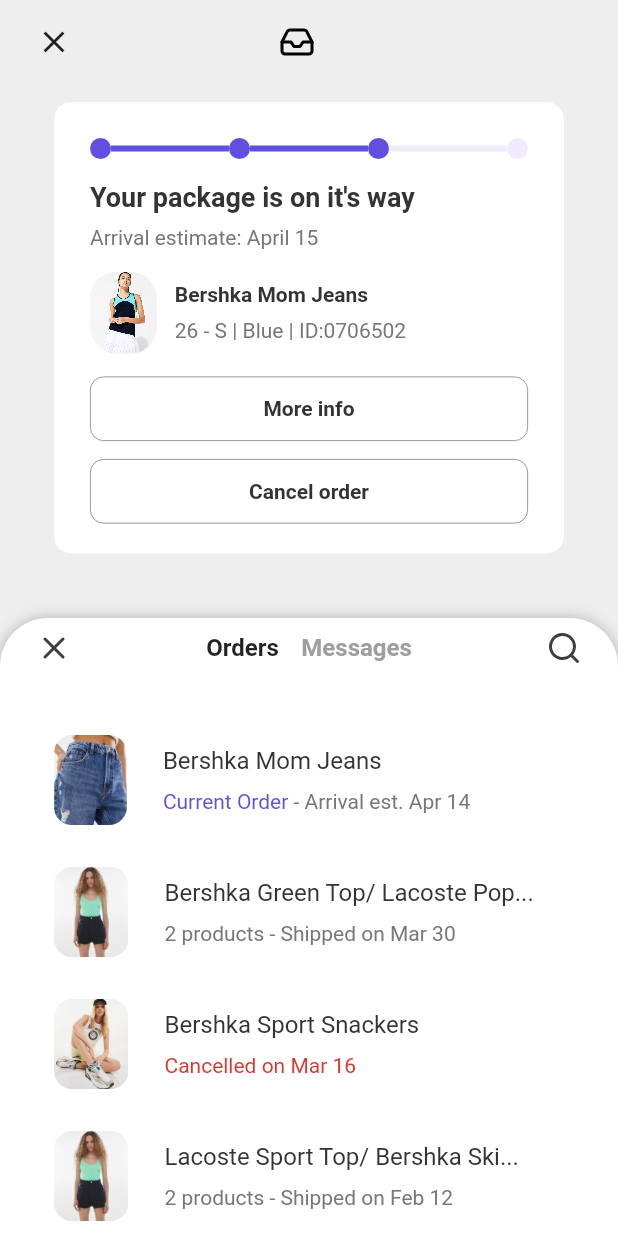
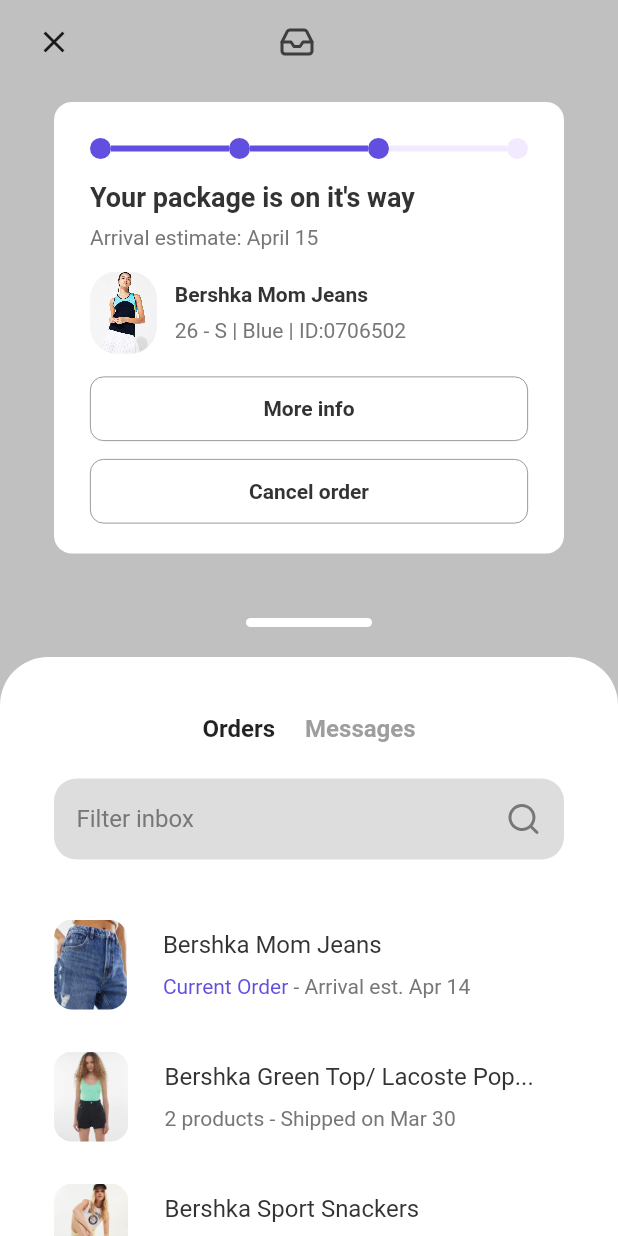
Before and after one commit to CamenRyder/Ecommerce_UI, a Flutter app: the CartTrackingScreen screen opened by its route, on a phone screen of 412 x 824 dp. Run offline on Flutter 3.47's test engine with Material 3 defaults, Android fonts, the phone set to English and light mode, and no system bars; drawn by our look-alikes of sliding_up_panel; our stand-ins replace cached_network_image, flutter_screenutil, flutter_spinkit, flutter_svg, get, glass; missing offline and left inert: hidable, scrolls_to_top.

Commit message:
update controller
handle. logic UI when expand panel

```diff
--- a/ecommerce_brand/lib/core/utils/theme/assets.gen.dart
+++ b/ecommerce_brand/lib/core/utils/theme/assets.gen.dart
@@ -56,6 +56,10 @@
   /// File path: assets/icons/ic_research.svg
   static const SvgGenImage iconsIcResearch =
       SvgGenImage('assets/icons/ic_research.svg');
+
+  /// File path: assets/icons/ic_ruler_rack.svg
+  static const SvgGenImage iconsIcRulerRack =
+      SvgGenImage('assets/icons/ic_ruler_rack.svg');
 
   /// File path: assets/icons/ic_setting.svg
   static const SvgGenImage iconsIcSetting =
@@ -165,6 +169,7 @@
         iconsIcMoreDots,
         iconsIcProfile,
         iconsIcResearch,
+        iconsIcRulerRack,
         iconsIcSetting,
         iconsIcSwipeHint,
         iconsIcTag,
--- a/ecommerce_brand/lib/core/utils/theme/colors.dart
+++ b/ecommerce_brand/lib/core/utils/theme/colors.dart
@@ -5,10 +5,11 @@
   static const primaryDecoration = Color.fromARGB(81, 215, 192, 255);
 
   static const backgroundWhite = Color(0xffFFFFFF);
-  static const backgroundWhiteBlur = Color.fromARGB(255, 238, 238, 238);
+  static const backgroundWhiteBlur = Color.fromARGB(255, 192, 192, 192);
   static const backgroundPrimary = Color.fromARGB(255, 130, 30, 155);
   static const background = Color(0xffFFFFFF);
   static const textGrey = Color(0xFF757779);
+  static const grey75 = Color.fromARGB(255, 216, 217, 217);
   static const text = Color(0xff1F2024);
   static const textLight = Color.fromARGB(255, 249, 249, 249);
   static const textPrimary = Color.fromARGB(255, 127, 213, 150);
--- /dev/null
+++ b/ecommerce_brand/lib/domain/controller/cart_tracking_controller.dart
@@ -0,0 +1,5 @@
+import 'package:get/get.dart';
+
+class CartTrackingController extends GetxController {
+  RxBool isExpand = false.obs;
+}
--- a/ecommerce_brand/lib/domain/mock/mock_product.dart
+++ b/ecommerce_brand/lib/domain/mock/mock_product.dart
@@ -90,7 +90,7 @@
           ),
         )),
     CartTrackingProductModel(
-        image: Assets.imagesMockCartProductImage02,
+        image: Assets.imagesMockImage01,
         title: "Lacoste Sport Top/ Bershka Ski...",
         status: RichText(
           text: const TextSpan(
@@ -117,7 +117,7 @@
           ),
         )),
     CartTrackingProductModel(
-        image: Assets.imagesMockImage01,
+        image: Assets.imagesMockImage08,
         title: "Bershka White Coat",
         status: RichText(
           text: const TextSpan(
--- a/ecommerce_brand/lib/screens/cart tracking/screens/cart_tracking_screen.dart
+++ b/ecommerce_brand/lib/screens/cart tracking/screens/cart_tracking_screen.dart
@@ -1,15 +1,11 @@
-import 'package:ecommerce_brand/core/utils/constant/string_utils.dart';
-import 'package:ecommerce_brand/core/utils/theme/assets.gen.dart';
 import 'package:ecommerce_brand/core/utils/theme/colors.dart';
 import 'package:ecommerce_brand/core/utils/theme/styles.dart';
-import 'package:ecommerce_brand/core/utils/theme/typograhpy.dart';
-import 'package:ecommerce_brand/core/utils/widgets/imageAssetsCustom.dart';
-import 'package:ecommerce_brand/domain/mock/mock_product.dart';
-import 'package:ecommerce_brand/screens/cart%20tracking/widgets/info_current_package_widget.dart';
-import 'package:flutter/cupertino.dart';
+import 'package:ecommerce_brand/domain/controller/cart_tracking_controller.dart';
+import 'package:ecommerce_brand/screens/cart%20tracking/widgets/body_widget.dart';
+import 'package:ecommerce_brand/screens/cart%20tracking/widgets/panel_widget.dart';
 import 'package:flutter/material.dart';
-import 'package:flutter/widgets.dart';
 import 'package:get/get.dart';
+import 'package:get/get_core/src/get_main.dart';
 import 'package:sliding_up_panel/sliding_up_panel.dart';
 
 class CartTrackingScreen extends StatefulWidget {
@@ -22,160 +18,30 @@
 }
 
 class _CartTrackingScreen extends State<CartTrackingScreen> {
+  final controller = Get.put(CartTrackingController());
   @override
   Widget build(BuildContext context) {
     return Scaffold(
       backgroundColor: AppColors.backgroundWhiteBlur,
-      body: SlidingUpPanel(
-        minHeight: MediaQuery.sizeOf(context).height / 2,
-        maxHeight: MediaQuery.sizeOf(context).height,
-        borderRadius: AppStyles.borderRadiusPanel,
-        panel: SafeArea(
-          child: Container(
-            padding: const EdgeInsets.symmetric(
-                horizontal: Constant.paddingHorizontal,
-                vertical: Constant.paddingVertical),
-            child: Column(
-              children: [
-                Row(
-                  children: [
-                    // Icon(Icons.close),
-                    Assets.iconsIcClose.svg(),
-                    Expanded(child: Container()),
-                    const Text(
-                      "Orders",
-                      style: AppTypography.bodyBold,
-                    ),
-                    const SizedBox(
-                      width: 15,
-                    ),
-                    const Text(
-                      "Messages",
-                      style: AppTypography.bodyBold50per,
-                    ),
-                    Expanded(child: Container()),
-                    Assets.iconsIcResearch.svg()
-                  ],
-                ),
-                Expanded(
-                  child: Container(
-                      margin: const EdgeInsets.only(top: 18, left: 12),
-                      child: ListView.builder(
-                        itemBuilder: (_, index) {
-                          return Container(
-                            margin: const EdgeInsets.only(top: 28),
-                            height: 60,
-                            child: Row(
-                              children: [
-                                Container(
-                                  margin: const EdgeInsets.only(right: 24),
-                                  child: CustomImage3(
-                                    radius: 12,
-                                    path: MockProduct
-                                        .listCartTrackingProduct[index]
-                                        .image
-                                        .path,
-                                  ),
-                                ),
-                                Column(
-                                  mainAxisAlignment: MainAxisAlignment.center,
-                                  crossAxisAlignment: CrossAxisAlignment.start,
-                                  children: [
-                                    Text(
-                                      MockProduct.listCartTrackingProduct[index]
-                                              .title ??
-                                          "Title",
-                                      style: AppTypography.bodyNormal16Black,
-                                    ),
-                                    const SizedBox(
-                                      height: 10,
-                                    ),
-                                    // Text(
-                                    //   "Current Order -  Arrival est. Apr 14",
-                                    //   style: AppTypography.bodyNormal,
-                                    // )
-                                    MockProduct
-                                        .listCartTrackingProduct[index].status
-                                  ],
-                                )
-                              ],
-                            ),
-                          );
-                        },
-                        itemCount: MockProduct.listCartTrackingProduct.length,
-                      )),
-                )
-              ],
-            ),
-          ),
-        ),
-        body: SafeArea(
-            child: Container(
-          padding: const EdgeInsets.symmetric(
-              horizontal: Constant.paddingHorizontal,
-              vertical: Constant.paddingVertical),
-          child: Column(
-            children: [
-              Row(
-                children: [
-                  GestureDetector(
-                    onTap: () {
-                      Get.back();
-                    },
-                    child: const Icon(Icons.close),
-                  ),
-                  Expanded(child: Container()),
-                  Assets.iconsIcFile.svg(color: Colors.black),
-                  Expanded(child: Container()),
-                  SizedBox(
-                    height: 40,
-                    width: 40,
-                    child: Container(),
-                  )
-                ],
-              ),
-              const InfoCurrentPackageWidget(),
-            ],
-          ),
-        )),
-      ),
+      body: Obx(() => SlidingUpPanel(
+            onPanelClosed: null,
+            onPanelSlide: (position) {
+              // print("Postsion: $position");
+              if (position > 0.99) {
+                controller.isExpand.value = true;
+              } else {
+                controller.isExpand.value = false;
+              }
+            },
+            boxShadow: null,
+            color:
+                controller.isExpand.value ? Colors.white : Colors.transparent,
+            minHeight: MediaQuery.sizeOf(context).height / 2,
+            maxHeight: MediaQuery.sizeOf(context).height,
+            borderRadius: AppStyles.borderRadiusPanel,
+            panel: PanelCartTrackingWidget(),
+            body: const BodyCartTrackingWidget(),
+          )),
     );
   }
 }
-
-/*
-
- Container(
-                        margin: const EdgeInsets.only(top: 28),
-                        height: 60,
-                        child: Row(
-                          children: [
-                            Container(
-                              margin: const EdgeInsets.only(right: 24),
-                              child: CustomImage3(
-                                radius: 12,
-                                path: Assets.imagesMockImage07.path,
-                              ),
-                            ),
-                            const Column(
-                              mainAxisAlignment: MainAxisAlignment.center,
-                              crossAxisAlignment: CrossAxisAlignment.start,
-                              children: [
-                                Text(
-                                  "Bershka Mom Jeans",
-                                  style: AppTypography.bodyNormal16Black,
-                                ),
-                                SizedBox(
-                                  height: 10,
-                                ),
-                                Text(
-                                  "Current Order -  Arrival est. Apr 14",
-                                  style: AppTypography.bodyNormal,
-                                )
-                              ],
-                            )
-                          ],
-                        ),
-                      ),
-
-*/
--- /dev/null
+++ b/ecommerce_brand/lib/screens/cart tracking/widgets/body_widget.dart
@@ -0,0 +1,42 @@
+import 'package:ecommerce_brand/core/utils/constant/string_utils.dart';
+import 'package:ecommerce_brand/core/utils/theme/assets.gen.dart';
+import 'package:ecommerce_brand/screens/cart%20tracking/widgets/info_current_package_widget.dart';
+import 'package:flutter/material.dart';
+import 'package:get/get.dart';
+
+class BodyCartTrackingWidget extends StatelessWidget {
+  const BodyCartTrackingWidget({super.key});
+
+  @override
+  Widget build(BuildContext context) {
+    return SafeArea(
+        child: Container(
+      padding: const EdgeInsets.symmetric(
+          horizontal: Constant.paddingHorizontal,
+          vertical: Constant.paddingVertical),
+      child: Column(
+        children: [
+          Row(
+            children: [
+              GestureDetector(
+                onTap: () {
+                  Get.back();
+                },
+                child: const Icon(Icons.close),
+              ),
+              Expanded(child: Container()),
+              Assets.iconsIcFile.svg(),
+              Expanded(child: Container()),
+              SizedBox(
+                height: 40,
+                width: 40,
+                child: Container(),
+              )
+            ],
+          ),
+          const InfoCurrentPackageWidget(),
+        ],
+      ),
+    ));
+  }
+}
--- /dev/null
+++ b/ecommerce_brand/lib/screens/cart tracking/widgets/header_expand_widget.dart
@@ -0,0 +1,30 @@
+import 'package:ecommerce_brand/core/utils/theme/assets.gen.dart';
+import 'package:ecommerce_brand/core/utils/theme/typograhpy.dart';
+import 'package:flutter/material.dart';
+
+class HeaderExpandedWidget extends StatelessWidget {
+  const HeaderExpandedWidget({super.key});
+
+  @override
+  Widget build(BuildContext context) {
+    return Row(
+      children: [
+        Assets.iconsIcClose.svg(),
+        Expanded(child: Container()),
+        const Text(
+          "Orders",
+          style: AppTypography.bodyBold,
+        ),
+        const SizedBox(
+          width: 15,
+        ),
+        const Text(
+          "Messages",
+          style: AppTypography.bodyBold50per,
+        ),
+        Expanded(child: Container()),
+        Assets.iconsIcResearch.svg()
+      ],
+    );
+  }
+}
--- /dev/null
+++ b/ecommerce_brand/lib/screens/cart tracking/widgets/header_scale_widget.dart
@@ -0,0 +1,50 @@
+import 'package:ecommerce_brand/core/utils/theme/assets.gen.dart';
+import 'package:ecommerce_brand/core/utils/theme/colors.dart';
+import 'package:ecommerce_brand/core/utils/theme/typograhpy.dart';
+import 'package:flutter/material.dart';
+
+class HeaderScaleWidget extends StatelessWidget {
+  const HeaderScaleWidget({super.key});
+
+  @override
+  Widget build(BuildContext context) {
+    return Column(
+      children: [
+        Row(
+          children: [
+            Expanded(child: Container()),
+            const Text(
+              "Orders",
+              style: AppTypography.bodyBold,
+            ),
+            const SizedBox(
+              width: 20,
+            ),
+            const Text(
+              "Messages",
+              style: AppTypography.bodyBold50per,
+            ),
+            Expanded(child: Container()),
+          ],
+        ),
+        Container(
+          padding: const EdgeInsets.symmetric(vertical: 15, horizontal: 15),
+          margin: const EdgeInsets.only(left: 12, right: 12, top: 24),
+          decoration: BoxDecoration(
+              color: const Color.fromARGB(255, 221, 221, 221),
+              borderRadius: BorderRadius.circular(15)),
+          child: Row(
+            mainAxisAlignment: MainAxisAlignment.spaceBetween,
+            children: [
+              const Text(
+                "Filter inbox",
+                style: AppTypography.bodyNormal16,
+              ),
+              Assets.iconsIcResearch.svg(color: AppColors.textGrey)
+            ],
+          ),
+        )
+      ],
+    );
+  }
+}
--- /dev/null
+++ b/ecommerce_brand/lib/screens/cart tracking/widgets/panel_widget.dart
@@ -0,0 +1,108 @@
+import 'package:ecommerce_brand/core/utils/constant/string_utils.dart';
+import 'package:ecommerce_brand/core/utils/theme/assets.gen.dart';
+import 'package:ecommerce_brand/core/utils/theme/colors.dart';
+import 'package:ecommerce_brand/core/utils/theme/styles.dart';
+import 'package:ecommerce_brand/core/utils/theme/typograhpy.dart';
+import 'package:ecommerce_brand/core/utils/widgets/imageAssetsCustom.dart';
+import 'package:ecommerce_brand/domain/controller/cart_tracking_controller.dart';
+import 'package:ecommerce_brand/domain/mock/mock_product.dart';
+import 'package:ecommerce_brand/screens/cart%20tracking/widgets/header_expand_widget.dart';
+import 'package:ecommerce_brand/screens/cart%20tracking/widgets/header_scale_widget.dart';
+import 'package:flutter/material.dart';
+import 'package:get/get.dart';
+
+class PanelCartTrackingWidget extends StatelessWidget {
+  PanelCartTrackingWidget({super.key});
+
+  final controller = Get.find<CartTrackingController>();
+  @override
+  Widget build(BuildContext context) {
+    return SafeArea(
+      child: Column(children: [
+        Container(
+          margin: const EdgeInsets.only(bottom: 20),
+          child: Center(
+            child: Assets.iconsIcRulerRack.svg(color: Colors.white, height: 6),
+          ),
+        ),
+        Expanded(
+          child: Container(
+              decoration: const BoxDecoration(
+                  color: AppColors.backgroundWhite,
+                  borderRadius: AppStyles.borderRadiusPanel),
+              padding: const EdgeInsets.symmetric(
+                  horizontal: Constant.paddingHorizontal,
+                  vertical: Constant.paddingVertical),
+              child: Obx(
+                () => Column(
+                  children: [
+                    controller.isExpand.value
+                        ? Container()
+                        : const SizedBox(
+                            height: 30,
+                          ),
+                    controller.isExpand.value
+                        ? const HeaderExpandedWidget()
+                        : const HeaderScaleWidget(),
+                    Expanded(
+                      child: Container(
+                          margin: EdgeInsets.only(
+                              top: controller.isExpand.value ? 0 : 12 /* 12 */,
+                              left: 12),
+                          child: ListView.builder(
+                            physics: const NeverScrollableScrollPhysics(),
+                            itemBuilder: (_, index) {
+                              return Container(
+                                margin: const EdgeInsets.only(top: 28),
+                                height: 60,
+                                child: Row(
+                                  children: [
+                                    Container(
+                                      margin: const EdgeInsets.only(right: 24),
+                                      child: CustomImage3(
+                                        radius: 12,
+                                        path: MockProduct
+                                            .listCartTrackingProduct[index]
+                                            .image
+                                            .path,
+                                      ),
+                                    ),
+                                    Column(
+                                      mainAxisAlignment:
+                                          MainAxisAlignment.center,
+                                      crossAxisAlignment:
+                                          CrossAxisAlignment.start,
+                                      children: [
+                                        Text(
+                                          MockProduct
+                                                  .listCartTrackingProduct[
+                                                      index]
+                                                  .title ??
+                                              "Title",
+                                          style:
+                                              AppTypography.bodyNormal16Black,
+                                        ),
+                                        const SizedBox(
+                                          height: 10,
+                                        ),
+                                        MockProduct
+                                            .listCartTrackingProduct[index]
+                                            .status
+                                      ],
+                                    )
+                                  ],
+                                ),
+                              );
+                            },
+                            itemCount:
+                                MockProduct.listCartTrackingProduct.length,
+                          )),
+                    )
+                  ],
+                ),
+              )),
+        )
+      ]),
+    );
+  }
+}
```
Also changed, not shown: ecommerce_brand/assets/icons/ic_ruler_rack.svg (added).
